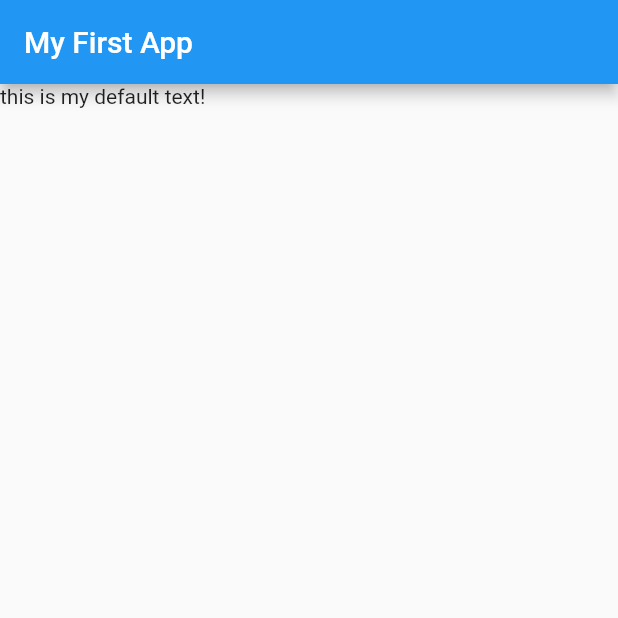
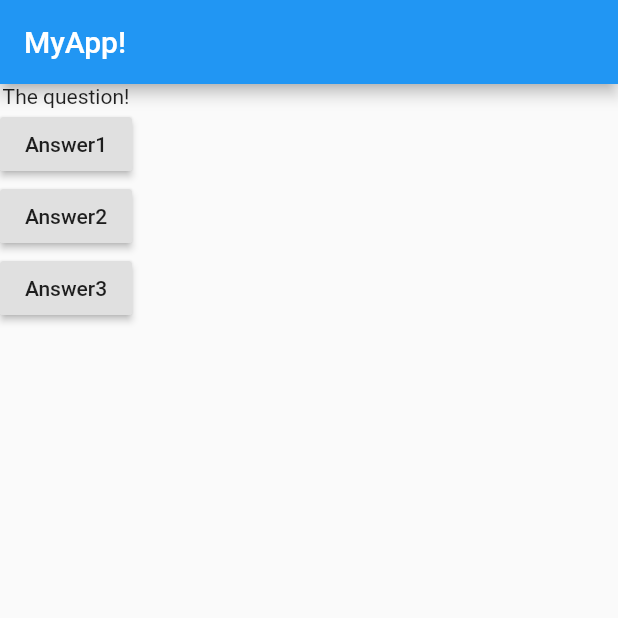
Before and after one commit to pauloladapo13/Flutter, a Flutter app: the screen it shows after launch, on a phone screen of 412 x 824 dp, the top half of it. Run offline on Flutter 3.47's test engine with Material 2 defaults, Android fonts, the phone set to English and light mode, and no system bars.

Commit message:
Add buttons

```diff
--- a/first_app/lib/main.dart
+++ b/first_app/lib/main.dart
@@ -8,14 +8,29 @@ import 'package:flutter/material.dart';
 void main() => runApp(MyApp());
 
 class MyApp extends StatelessWidget {
+  void answerQuestion() {
+    print('Answer chosen!');
+  }
+
   @override
   Widget build(BuildContext context) {
     return MaterialApp(
       home: Scaffold(
         appBar: AppBar(
-          title: Text('My First App'),
+          title: Text('MyApp!'),
         ),
-        body: Text('this is my default text!'),
+        body: Column(children: [
+          Text('The question!'),
+          RaisedButton(
+            child: Text('Answer1'),
+            onPressed: answerQuestion,
+          ),
+          RaisedButton(child: Text('Answer2'), onPressed: answerQuestion),
+          RaisedButton(
+            child: Text('Answer3'),
+            onPressed: answerQuestion,
+          ),
+        ]),
       ),
     );
   }
```
